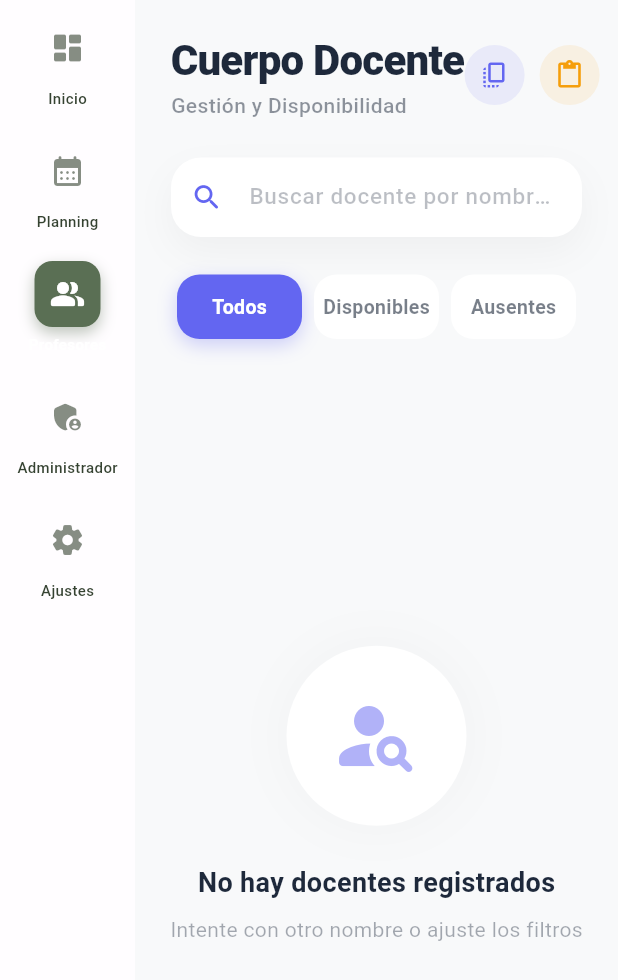
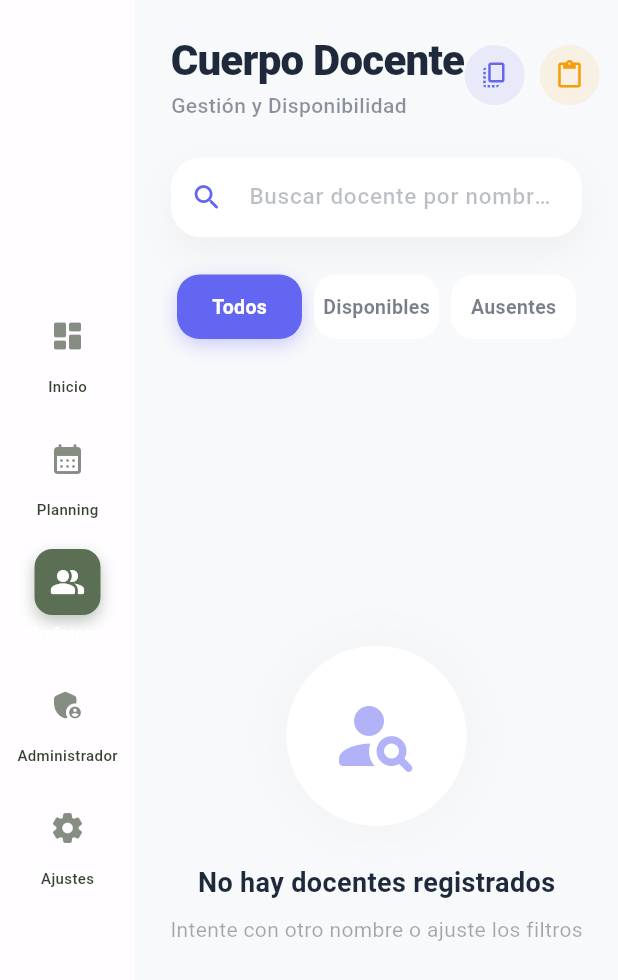
Before and after one commit to laura0503/Proyecto-final, a Flutter app: the screen it shows after launch, after a tap on "Planning", after a tap on "Profesores", on a phone screen of 412 x 824 dp. Shown: the top 980 px of the screen. Run offline on Flutter 3.47's test engine with Material 3 defaults, Android fonts, the light colour scheme and no system bars; our stand-ins replace csv, file_picker, flutter_dotenv, shared_preferences, supabase_flutter; accounts and stored records are empty; network calls fail.

Commit message:
He añadido apartados nuevos

```diff
--- a/GestionAusencias/lib/ui/screens/home_screen.dart
+++ b/GestionAusencias/lib/ui/screens/home_screen.dart
@@ -16,6 +16,7 @@ import '../widgets/home/home_absence_alert.dart';
 import '../widgets/home/home_weekly_schedule.dart';
 import '../widgets/home/home_active_guard_monitor.dart';
 import '../widgets/home/fichaje_dialog.dart';
+import 'guard_session_screen.dart';
 import 'dart:async';
 import '../widgets/home/home_sidebar_cards.dart';
 import '../widgets/planning/agenda_modal_content.dart';
@@ -297,28 +298,55 @@ class _HomeScreenState extends State<HomeScreen> {
               children: [
                 // Main Column
                 Expanded(
-                  flex: 2,
                   child: Column(
                     children: [
+                      if (_ausenciasSemana.any((a) => _esHoy(a.fecha)))
+                        HomeAbsenceAlert(ausencia: _ausenciasSemana.firstWhere((a) => _esHoy(a.fecha))),
+                      const SizedBox(height: 32),
+                      const Text(
+                        "Horario Semanal",
+                        style: TextStyle(fontSize: 22, fontWeight: FontWeight.w900, color: Color(0xFF1E293B)),
+                      ),
+                      const SizedBox(height: 16),
+                      HomeWeeklySchedule(
+                        horario: _horario,
+                        ausencias: _ausenciasSemana,
+                        onAction: (s, fecha) {
+                          showDialog(
+                            context: context,
+                            barrierColor: Colors.transparent,
+                            builder: (context) => Dialog(
+                              backgroundColor: Colors.transparent,
+                              child: AgendaModalContent(
+                                profesor: prof!,
+                                fecha: fecha,
+                                primaryColor: const Color(0xFF4F46E5),
+                                onDataChanged: _cargarDatos,
+                                registroFaltas: Map<String, DatosSlot>.from(
+                                  _ausenciasSemana.asMap().map((k, v) => MapEntry(
+                                    (v.id ?? k).toString(),
+                                    DatosSlot(
+                                      tipo: v.tipo ?? "FALTA",
+                                      controller: TextEditingController(text: v.observaciones ?? "")
+                                    )
+                                  ))
+                                ),
+                              ),
+                            ),
+                          ).then((_) => _cargarDatos());
+                        },
+                      ),
+                      const SizedBox(height: 40),
                       HomeActiveGuardMonitor(
                         guardiasActivas: _getGuardiaActiva(),
                         onCheckIn: (g) {
-                          showDialog(
-                            context: context,
-                            barrierColor: Colors.black.withOpacity(0.4),
-                            builder: (context) => FichajeDialog(
-                              profesorNombre: g.profesor,
+                          Navigator.push(
+                            context,
+                            MaterialPageRoute(
+                              builder: (context) => GuardSessionScreen(guardia: g),
                             ),
                           );
                         },
-                      ),
-                      if (_ausenciasSemana.any((a) => _esHoy(a.fecha)))
-                        HomeAbsenceAlert(ausencia: _ausenciasSemana.firstWhere((a) => _esHoy(a.fecha))),
-                      const SizedBox(height: 32),
-                      HomeWeeklySchedule(
-                        horario: _horario,
-                        ausencias: _ausenciasSemana,
-                        onAction: _showActionMenu,
                       ),
                       const SizedBox(height: 32),
                       _buildLoungeBanner(),
--- a/GestionAusencias/lib/ui/screens/main_layout.dart
+++ b/GestionAusencias/lib/ui/screens/main_layout.dart
@@ -97,6 +97,7 @@ class _MainLayoutState extends State<MainLayout> {
                     width: 90,
                     color: glassColor,
                     child: Column(
+                      mainAxisAlignment: MainAxisAlignment.center,
                       children: [
                         _sidebarItem(
                           Icons.dashboard_rounded,
@@ -141,7 +142,89 @@ class _MainLayoutState extends State<MainLayout> {
               ),
             ],
           ),
+
+          // 3. IN-APP NOTIFICATION OVERLAY
+          _buildNotificationOverlay(),
         ],
+      ),
+    );
+  }
+
+  Widget _buildNotificationOverlay() {
+    final notifications = context.watch<NotificationProvider>().notifications;
+    if (notifications.isEmpty) return const SizedBox.shrink();
+
+    final latest = notifications.first;
+    // Solo mostramos si es de hace menos de 5 segundos para simular el "pop"
+    final diff = DateTime.now().difference(latest.timestamp).inSeconds;
+    if (diff > 5) return const SizedBox.shrink();
+
+    return Positioned(
+      top: 40,
+      right: 40,
+      child: TweenAnimationBuilder<double>(
+        tween: Tween(begin: 0.0, end: 1.0),
+        duration: const Duration(milliseconds: 500),
+        curve: Curves.elasticOut,
+        builder: (context, value, child) {
+          return Transform.translate(
+            offset: Offset(100 * (1 - value), 0),
+            child: Opacity(
+              opacity: value,
+              child: child,
+            ),
+          );
+        },
+        child: Container(
+          width: 350,
+          padding: const EdgeInsets.all(20),
+          decoration: BoxDecoration(
+            color: Colors.white,
+            borderRadius: BorderRadius.circular(20),
+            boxShadow: [
+              BoxShadow(
+                color: Colors.black.withOpacity(0.1),
+                blurRadius: 30,
+                offset: const Offset(0, 15),
+              ),
+            ],
+            border: Border.all(color: const Color(0xFF4F46E5).withOpacity(0.1)),
+          ),
+          child: Row(
+            children: [
+              Container(
+                padding: const EdgeInsets.all(10),
+                decoration: BoxDecoration(
+                  color: const Color(0xFF4F46E5).withOpacity(0.1),
+                  shape: BoxShape.circle,
+                ),
+                child: const Icon(Icons.notifications_active_rounded, color: Color(0xFF4F46E5), size: 24),
+              ),
+              const SizedBox(width: 16),
+              Expanded(
+                child: Column(
+                  mainAxisSize: MainAxisSize.min,
+                  crossAxisAlignment: CrossAxisAlignment.start,
+                  children: [
+                    Text(
+                      latest.title,
+                      style: const TextStyle(fontWeight: FontWeight.w900, fontSize: 16, color: Color(0xFF1E293B)),
+                    ),
+                    const SizedBox(height: 4),
+                    Text(
+                      latest.message,
+                      style: TextStyle(color: Colors.grey[600], fontSize: 13, height: 1.2),
+                    ),
+                  ],
+                ),
+              ),
+              IconButton(
+                icon: const Icon(Icons.close_rounded, size: 18),
+                onPressed: () => context.read<NotificationProvider>().markAsRead(latest.id),
+              ),
+            ],
+          ),
+        ),
       ),
     );
   }
```
Also changed, not shown: GestionAusencias/lib/domain/entities/guard_session_report.dart (added, +18 -0 lines), GestionAusencias/lib/ui/screens/guard_session_screen.dart (added, +434 -0 lines), GestionAusencias/lib/ui/widgets/planning/agenda_modal_content.dart (+38 -4 lines).
